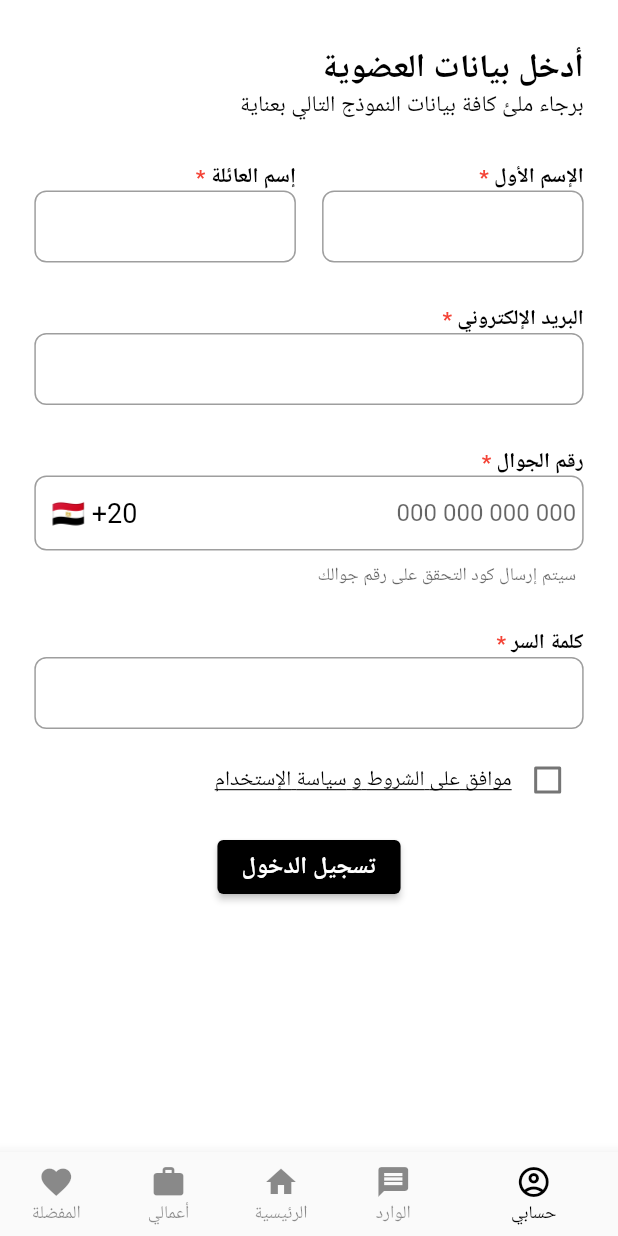
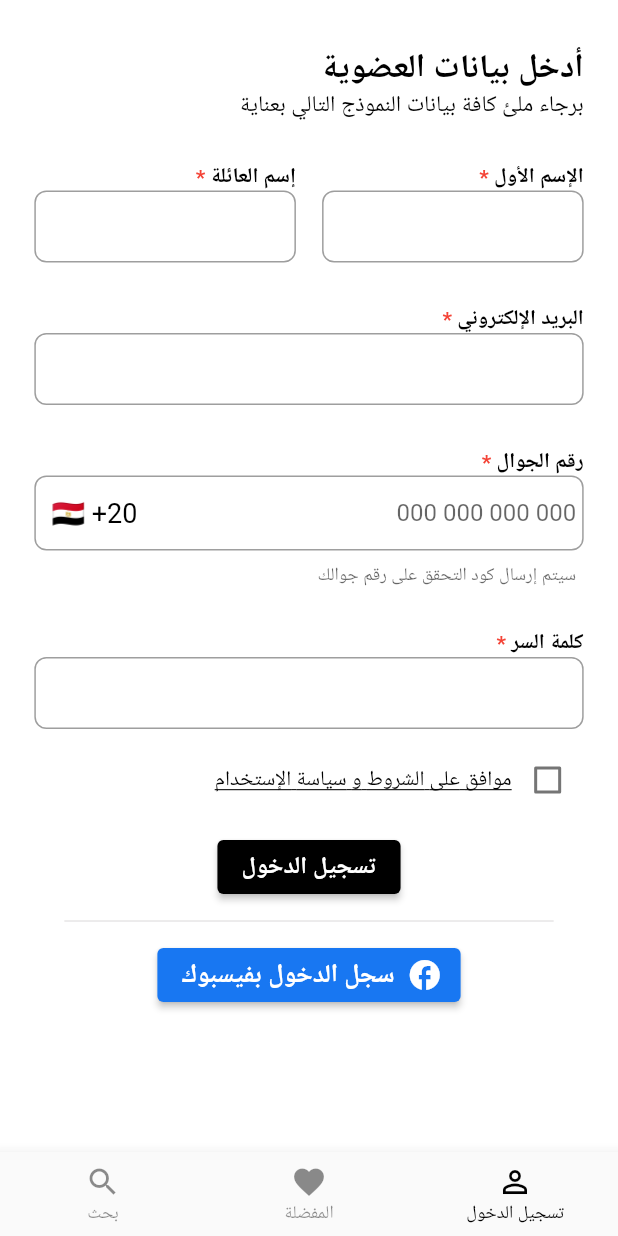
Before and after one commit to Cinex10/Architect-hub, a Flutter app: the screen it shows after launch, on a phone screen of 412 x 824 dp. Run offline on Flutter 3.47's test engine with Material 2 defaults, Android fonts, the phone set to English and light mode, and no system bars; our stand-ins replace badges, country_picker, dio, flutter_screenutil, fluttertoast, hive and 5 more; missing offline and left inert: responsive_grid_list; accounts and stored records are empty.

Commit message:
Adding facebook option to login view

```diff
--- a/lib/view/login_view.dart
+++ b/lib/view/login_view.dart
@@ -208,6 +208,36 @@ class LoginView extends StatelessWidget {
                   const SizedBox(
                     height: 10,
                   ),
+                  const Divider(
+                    height: 4,
+                    indent: 20,
+                    endIndent: 20,
+                  ),
+                  const SizedBox(
+                    height: 10,
+                  ),
+                  Align(
+                    alignment: Alignment.center,
+                    child: ElevatedButton.icon(
+                      onPressed: () =>
+                          Provider.of<UserViewModel>(context, listen: false)
+                              .loginWithFacebook(),
+                      icon: const Icon(
+                        Icons.facebook,
+                        color: Colors.white,
+                      ),
+                      style: ElevatedButton.styleFrom(
+                        backgroundColor: const Color(0xFF1877F2),
+                      ),
+                      label: Text(
+                        'سجل الدخول بفيسبوك',
+                        style: getSemiBoldStyle(
+                          fontSize: 17,
+                          color: Colors.white,
+                        ),
+                      ),
+                    ),
+                  )
                   // const Spacer(
                   //   flex: 1,
                   // ),
--- a/lib/viewmodel/user_viewmodel.dart
+++ b/lib/viewmodel/user_viewmodel.dart
@@ -8,7 +8,7 @@ class UserViewModel extends ChangeNotifier {
   bool isAgree = false;
   bool hasErrorTerms = false;
 
-  bool isLogged = true;
+  bool isLogged = false;
   bool isServiceProvider = true;
 
   void changeCountry(Country newCountry) {
@@ -40,6 +40,10 @@ class UserViewModel extends ChangeNotifier {
     }
   }
 
+  void loginWithFacebook() {
+    // TODO: implement login with facebook
+  }
+
   void logout() {
     isLogged = false;
     notifyListeners();
```
